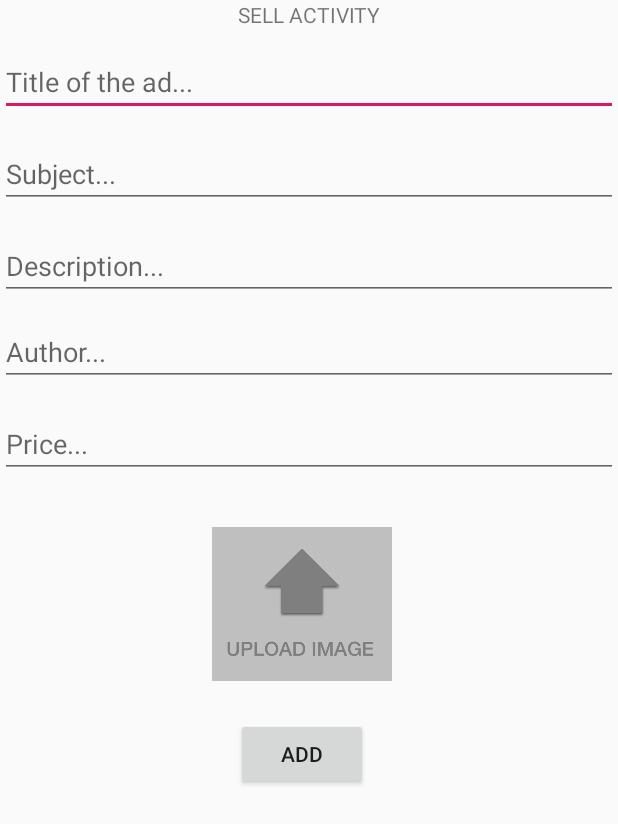
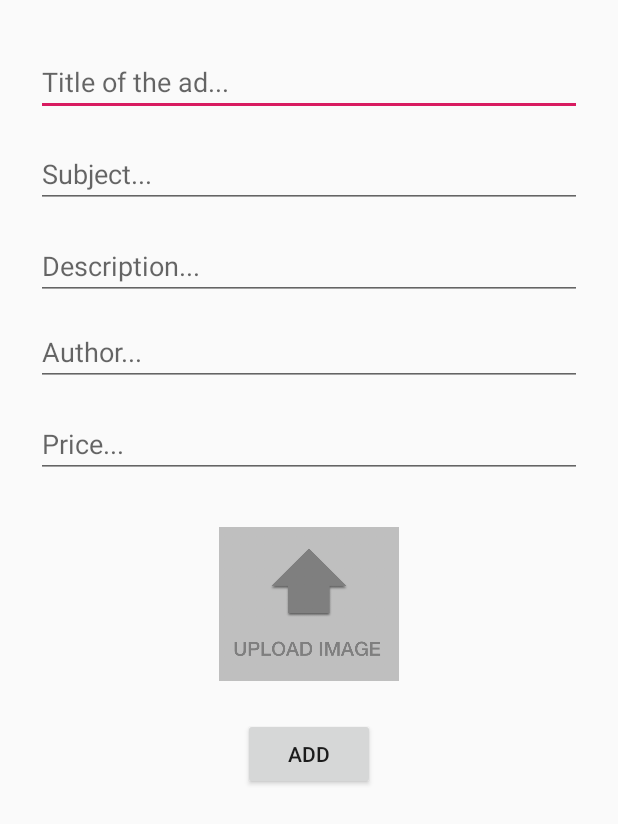
Before and after one commit to spallas/bookmarket, an Android app: the SellActivity screen opened directly, with no data from a screen before it, on a phone screen of 412 x 824 dp. Shown: the top 824 px of the screen. Run offline under Robolectric (Android 15) with nearby library versions, the phone set to English and light mode, and no system bars; our stand-ins replace ButterKnife; libraries missing offline, so code that uses them is left out: id.zelory.compressor.

Commit message:
UI fixes.

```diff
--- a/app/src/main/java/com/gnufsociety/bookmarket/AdActivity.java
+++ b/app/src/main/java/com/gnufsociety/bookmarket/AdActivity.java
@@ -38,7 +38,7 @@ public class AdActivity extends AppCompatActivity {
 
         adTitle.setText(ad.getBook().getTitle());
         adAuthor.setText(ad.getBook().getAuthor());
-        adPrice.setText("Price: €" + ad.getPrice());
+        adPrice.setText("€" + ad.getPrice());
         adDesc.setText(ad.getDescription());
         adSeller.setText(ad.getUser().getUsername());
 
--- a/app/src/main/res/layout/activity_sell.xml
+++ b/app/src/main/res/layout/activity_sell.xml
@@ -7,85 +7,93 @@
     android:layout_height="match_parent"
     tools:context=".SellActivity">
 
-    <TextView
-    android:id="@+id/sell"
-    android:layout_width="match_parent"
-    android:layout_height="match_parent"
-    android:text="SELL ACTIVITY"
-    android:textAlignment="center"
-    app:layout_constraintTop_toTopOf="parent"
-    tools:layout_editor_absoluteX="0dp" />
-
     <EditText
         android:id="@+id/edit_ad_title"
         android:layout_width="match_parent"
         android:layout_height="wrap_content"
+        android:layout_marginStart="24dp"
         android:layout_marginTop="32dp"
+        android:layout_marginEnd="24dp"
         android:hint="Title of the ad..."
-        app:layout_constraintTop_toTopOf="@+id/sell"
-        tools:layout_editor_absoluteX="0dp" />
+        app:layout_constraintEnd_toEndOf="parent"
+        app:layout_constraintStart_toStartOf="parent"
+        app:layout_constraintTop_toTopOf="parent" />
 
     <EditText
         android:id="@+id/edit_ad_author"
         android:layout_width="match_parent"
         android:layout_height="41dp"
+        android:layout_marginStart="24dp"
         android:layout_marginTop="16dp"
+        android:layout_marginEnd="24dp"
         android:hint="Author..."
-        app:layout_constraintTop_toBottomOf="@+id/edit_ad_desc"
-        tools:layout_editor_absoluteX="0dp" />
+        app:layout_constraintEnd_toEndOf="parent"
+        app:layout_constraintStart_toStartOf="parent"
+        app:layout_constraintTop_toBottomOf="@+id/edit_ad_desc" />
 
     <EditText
         android:id="@+id/edit_ad_subj"
         android:layout_width="match_parent"
         android:layout_height="wrap_content"
+        android:layout_marginStart="24dp"
         android:layout_marginTop="16dp"
+        android:layout_marginEnd="24dp"
         android:hint="Subject..."
-        app:layout_constraintTop_toBottomOf="@+id/edit_ad_title"
-        tools:layout_editor_absoluteX="0dp" />
+        app:layout_constraintEnd_toEndOf="parent"
+        app:layout_constraintStart_toStartOf="parent"
+        app:layout_constraintTop_toBottomOf="@+id/edit_ad_title" />
 
     <EditText
         android:id="@+id/edit_ad_desc"
         android:layout_width="match_parent"
         android:layout_height="wrap_content"
+        android:layout_marginStart="24dp"
         android:layout_marginTop="16dp"
+        android:layout_marginEnd="24dp"
         android:hint="Description..."
-        app:layout_constraintTop_toBottomOf="@+id/edit_ad_subj"
-        tools:layout_editor_absoluteX="0dp" />
+        app:layout_constraintEnd_toEndOf="parent"
+        app:layout_constraintStart_toStartOf="parent"
+        app:layout_constraintTop_toBottomOf="@+id/edit_ad_subj" />
 
     <!-- TODO: change to NumberPicker -->
     <EditText
         android:id="@+id/edit_ad_price"
         android:layout_width="match_parent"
         android:layout_height="wrap_content"
+        android:layout_marginStart="24dp"
         android:layout_marginTop="16dp"
+        android:layout_marginEnd="24dp"
         android:hint="Price..."
-        app:layout_constraintTop_toBottomOf="@+id/edit_ad_author"
-        tools:layout_editor_absoluteX="0dp" />
+        app:layout_constraintEnd_toEndOf="parent"
+        app:layout_constraintStart_toStartOf="parent"
+        app:layout_constraintTop_toBottomOf="@+id/edit_ad_author" />
 
     <ImageView
         android:id="@+id/add_ad_img"
         android:layout_width="120dp"
         android:layout_height="120dp"
         android:layout_centerHorizontal="true"
+        android:layout_marginStart="8dp"
         android:layout_marginTop="24dp"
+        android:layout_marginEnd="8dp"
         android:adjustViewBounds="true"
         android:maxWidth="150dp"
         android:maxHeight="150dp"
         android:src="@drawable/upload_img"
-        app:layout_constraintEnd_toEndOf="@+id/sell"
-        app:layout_constraintHorizontal_bias="0.484"
-        app:layout_constraintStart_toStartOf="@+id/sell"
+        app:layout_constraintEnd_toEndOf="parent"
+        app:layout_constraintStart_toStartOf="parent"
         app:layout_constraintTop_toBottomOf="@+id/edit_ad_price" />
 
     <Button
         android:id="@+id/add_ad_btn"
         android:layout_width="wrap_content"
         android:layout_height="wrap_content"
+        android:layout_marginStart="8dp"
         android:layout_marginTop="16dp"
+        android:layout_marginEnd="8dp"
         android:text="ADD"
-        app:layout_constraintEnd_toEndOf="@+id/sell"
-        app:layout_constraintHorizontal_bias="0.485"
-        app:layout_constraintStart_toStartOf="@+id/sell"
+        app:layout_constraintEnd_toEndOf="parent"
+        app:layout_constraintStart_toStartOf="parent"
         app:layout_constraintTop_toBottomOf="@+id/add_ad_img" />
 
 
```
Also changed, not shown: app/src/main/res/layout/activity_ad.xml (+18 -7 lines).
